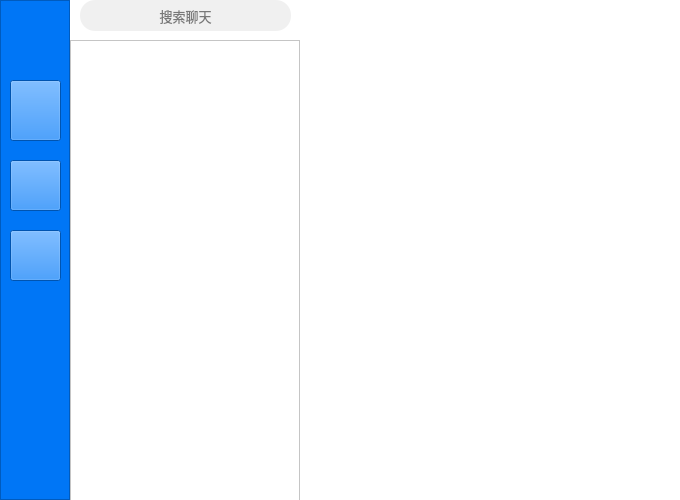
Before: the Qt Designer form client/litechat_interface.ui in joshmiao/LiteChat, drawn with Qt 5.
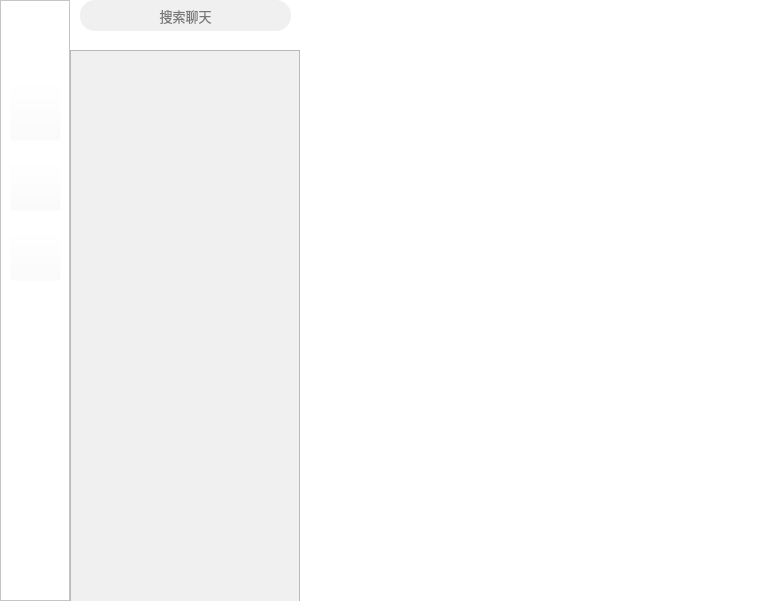
After: the same form once the commit is applied. Icons and pictures are not drawn.

```diff
--- a/client/litechat_interface.ui
+++ b/client/litechat_interface.ui
@@ -6,8 +6,8 @@
    <rect>
     <x>0</x>
     <y>0</y>
-    <width>680</width>
-    <height>500</height>
+    <width>766</width>
+    <height>601</height>
    </rect>
   </property>
   <property name="minimumSize">
@@ -28,8 +28,8 @@
      <rect>
       <x>300</x>
       <y>0</y>
-      <width>371</width>
-      <height>501</height>
+      <width>471</width>
+      <height>601</height>
      </rect>
     </property>
     <layout class="QHBoxLayout" name="horizontalLayout">
@@ -47,11 +47,13 @@
       <x>0</x>
       <y>0</y>
       <width>70</width>
-      <height>500</height>
+      <height>601</height>
      </rect>
     </property>
     <property name="styleSheet">
-     <string notr="true">background-color: rgb(0, 118, 246);</string>
+     <string notr="true">QFrame#frame{
+	background-image: url(:/img/interfacebg.jpeg);
+}</string>
     </property>
     <property name="frameShape">
      <enum>QFrame::StyledPanel</enum>
@@ -69,8 +71,8 @@
       </rect>
      </property>
      <property name="styleSheet">
-      <string notr="true">background-color: rgb(0, 118, 246);
-border-image: url(:/img/chatlist1.png);</string>
+      <string notr="true">border-image: url(:/img/chatlist1.png);
+background-color: rgba(255, 255, 255, 0);</string>
      </property>
      <property name="text">
       <string/>
@@ -86,7 +88,7 @@
       </rect>
      </property>
      <property name="styleSheet">
-      <string notr="true">background-color: rgb(0, 118, 246);
+      <string notr="true">background-color: rgba(255, 255, 255, 0);
 border-image: url(:/img/addfriend1.png);
 </string>
      </property>
@@ -104,7 +106,8 @@
       </rect>
      </property>
      <property name="styleSheet">
-      <string notr="true">border-image: url(:/img/Customer Copy.png);</string>
+      <string notr="true">border-image: url(:/img/Customer Copy.png);
+background-color: rgba(255, 255, 255, 0);</string>
      </property>
      <property name="text">
       <string/>
@@ -120,13 +123,9 @@
       </rect>
      </property>
      <property name="styleSheet">
-      <string notr="true">QPushButton#pushButton_3{
-background-color: rgb(0, 118, 246);
-border-image: url(:/img/creategroup.png);};
-QPushButton#pushButton_3:hover{
+      <string notr="true">
 border-image: url(:/img/creategroup.png);
-	background-color: rgb(61, 151, 248);
-}
+background-color: rgba(255, 255, 255, 0);
 </string>
      </property>
      <property name="text">
@@ -166,11 +165,14 @@
     <property name="geometry">
      <rect>
       <x>70</x>
-      <y>40</y>
+      <y>50</y>
       <width>230</width>
-      <height>461</height>
+      <height>561</height>
      </rect>
     </property>
+    <property name="styleSheet">
+     <string notr="true">background-color: rgb(240, 240, 240);</string>
+    </property>
     <property name="horizontalScrollBarPolicy">
      <enum>Qt::ScrollBarAlwaysOff</enum>
     </property>
```
